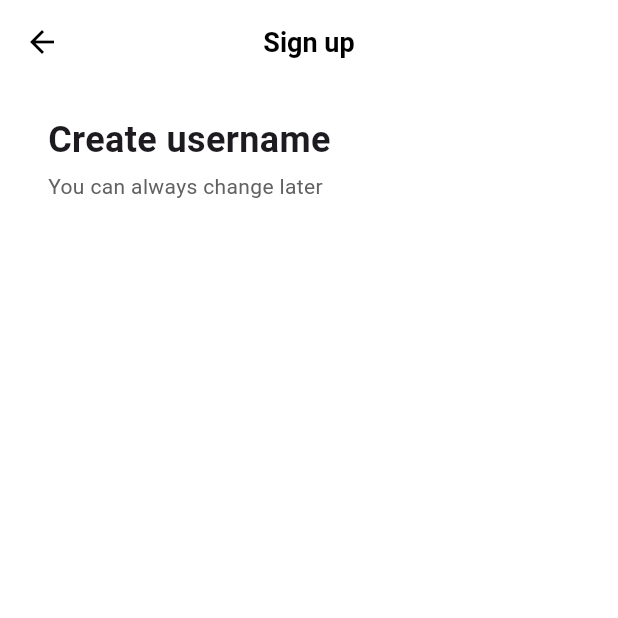
After one commit to lee-jaemmin/tiktokclone, a Flutter app: the screen it shows after launch, after a tap on "Use email & password", on a phone screen of 412 x 824 dp, the top half of it. The commit adds this screen. Run offline on Flutter 3.47's test engine with Material 3 defaults, Android fonts, the phone set to English and light mode, and no system bars; our stand-ins replace font_awesome_flutter.

Commit message:
appBar전역설정

```diff
--- /dev/null
+++ b/lib/features/authentication/email_screen.dart
@@ -0,0 +1,44 @@
+import 'package:flutter/material.dart';
+import 'package:tiktokclone/constants/sizes.dart';
+import 'package:tiktokclone/constants/gaps.dart';
+
+class EmailScreen extends StatelessWidget {
+  const EmailScreen({super.key});
+
+  @override
+  Widget build(BuildContext context) {
+    return Scaffold(
+      backgroundColor: Colors.white,
+      appBar: AppBar(
+        centerTitle: true,
+        // 아이콘, 텍스트 색 변경
+        foregroundColor: Colors.black,
+        elevation: 0,
+        title: Text(
+          "Sign up",
+        ),
+      ),
+      body: Padding(
+        padding: const EdgeInsets.symmetric(horizontal: Sizes.size32),
+        child: Column(
+          crossAxisAlignment: CrossAxisAlignment.start,
+          children: [
+            Gaps.v20,
+            Text(
+              "Create username",
+              style: TextStyle(
+                fontSize: Sizes.size24,
+                fontWeight: FontWeight.w600,
+              ),
+            ),
+            Gaps.v4,
+            Text(
+              "You can always change later",
+              style: TextStyle(color: Colors.grey.shade700),
+            ),
+          ],
+        ),
+      ),
+    );
+  }
+}
--- a/lib/features/authentication/log_in_screen.dart
+++ b/lib/features/authentication/log_in_screen.dart
@@ -57,7 +57,7 @@ class LoginScreen extends StatelessWidget {
         ),
       ),
       bottomNavigationBar: BottomAppBar(
-        color: Colors.grey.shade100,
+        color: Colors.grey.shade50,
         elevation: 2,
         child: Padding(
           padding: const EdgeInsets.symmetric(vertical: Sizes.size4),
--- a/lib/features/authentication/sign_up_screen.dart
+++ b/lib/features/authentication/sign_up_screen.dart
@@ -2,6 +2,7 @@ import 'package:flutter/material.dart';
 import 'package:font_awesome_flutter/font_awesome_flutter.dart';
 import 'package:tiktokclone/constants/gaps.dart';
 import 'package:tiktokclone/constants/sizes.dart';
+import 'package:tiktokclone/features/authentication/email_screen.dart';
 import 'package:tiktokclone/features/authentication/log_in_screen.dart';
 import 'package:tiktokclone/features/authentication/widgets/auth_button.dart';
 
@@ -9,13 +10,22 @@ class SignUpScreen extends StatelessWidget {
   const SignUpScreen({super.key});
 
   // action을 위해서는 여기 함수 선언 (1번)
-  void onLoginTap(BuildContext context) {
+  void _onLoginTap(BuildContext context) {
     Navigator.of(context).push(
       // MateiralApp에는 Navigator 자동 포함
       MaterialPageRoute(
         // builder: 새 페이지 생성하는 함수
         builder: (context) => LoginScreen(),
         // context: LoginScreen의 위치. 그 위치에 loginscreen을 부른다는 뜻.
+      ),
+    );
+  }
+
+  void _onEmailTap(BuildContext context) {
+    // _ 는 private을 의미
+    Navigator.of(context).push(
+      MaterialPageRoute(
+        builder: (context) => EmailScreen(),
       ),
     );
   }
@@ -51,9 +61,12 @@ class SignUpScreen extends StatelessWidget {
                 textAlign: TextAlign.center,
               ),
               Gaps.v40,
-              AuthButton(
-                text: "Use email & password",
-                icon: FaIcon(FontAwesomeIcons.user),
+              GestureDetector(
+                onTap: () => _onEmailTap(context),
+                child: AuthButton(
+                  text: "Use email & password",
+                  icon: FaIcon(FontAwesomeIcons.user),
+                ),
               ),
               Gaps.v16,
 
@@ -66,7 +79,7 @@ class SignUpScreen extends StatelessWidget {
         ),
       ),
       bottomNavigationBar: BottomAppBar(
-        color: Colors.grey.shade100,
+        color: Colors.grey.shade50,
         elevation: 2,
         child: Padding(
           padding: const EdgeInsets.symmetric(vertical: Sizes.size4),
@@ -76,9 +89,9 @@ class SignUpScreen extends StatelessWidget {
               Text('Already have an account?'),
               Gaps.h10,
               GestureDetector(
-                onTap: () => onLoginTap(context),
-                // (); 익명함수. onTap이 함수를 기대한대.
-                // 함수 내용이 => 뒤에 있는 거.
+                onTap: () => _onLoginTap(context),
+                // (); 익명함수. onTap이 매개변수 없는 함수를 기대하는데, onLoginTap은 매개변수가  있음.
+                // 익명 함수로 감싸줘야 이벤트 리스너로써 동작함.
                 child: Text(
                   'Log in',
                   style: TextStyle(
--- a/lib/features/authentication/widgets/auth_button.dart
+++ b/lib/features/authentication/widgets/auth_button.dart
@@ -3,8 +3,8 @@ import 'package:tiktokclone/constants/sizes.dart';
 import 'package:font_awesome_flutter/font_awesome_flutter.dart';
 
 class AuthButton extends StatelessWidget {
-  final String
-  text; // 외부에서 AuthButton을 어찌 사용하는지 보면 됨. text 라는 String 객체가 파라미터로 쓰임.
+  final String text;
+  // 외부에서 AuthButton을 어찌 사용하는지 보면 됨. text 라는 String 객체가 파라미터로 쓰임.
   final FaIcon icon;
 
   const AuthButton({super.key, required this.text, required this.icon});
--- a/lib/main.dart
+++ b/lib/main.dart
@@ -16,7 +16,18 @@ class TikTokApp extends StatelessWidget {
     return MaterialApp(
       title: 'TikTokClone',
       theme: ThemeData(
+        scaffoldBackgroundColor: Colors.white,
         primaryColor: Color(0xFFE9435A),
+        appBarTheme: AppBarTheme(
+          foregroundColor: Colors.black,
+          backgroundColor: Colors.white,
+          elevation: 0,
+          titleTextStyle: TextStyle(
+            color: Colors.black,
+            fontSize: Sizes.size16 + Sizes.size2,
+            fontWeight: FontWeight.w600,
+          ),
+        ),
       ),
       home: SignUpScreen(),
     );
```
Also changed, not shown: lib/features/authentication/username_screen.dart (added).
